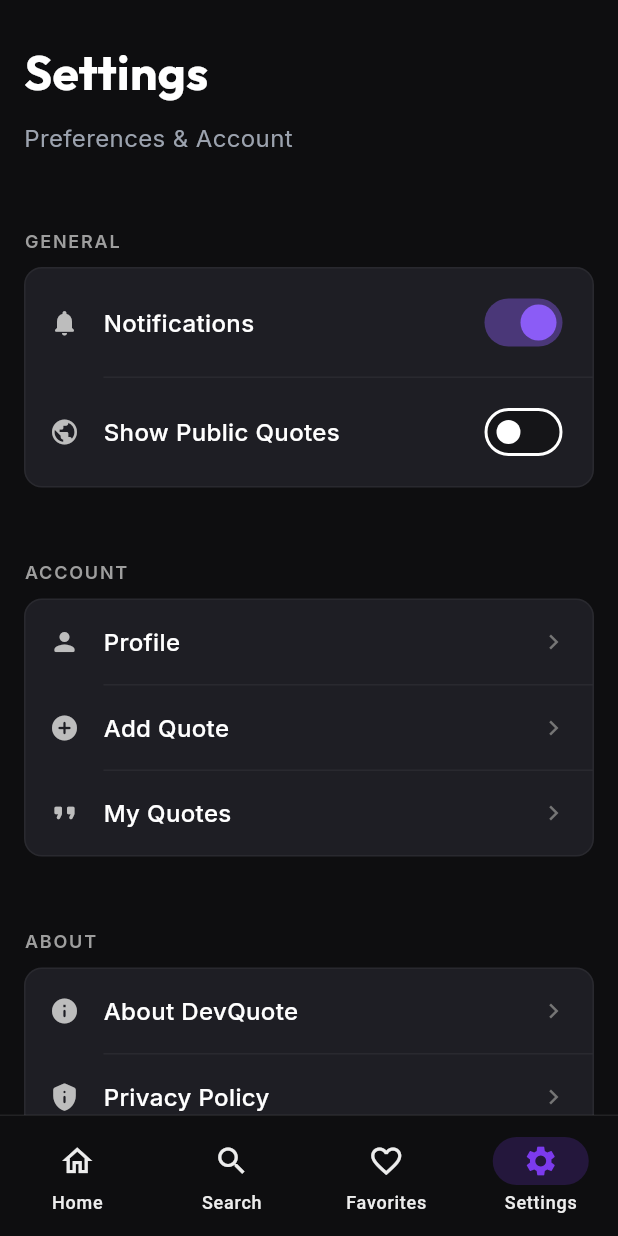
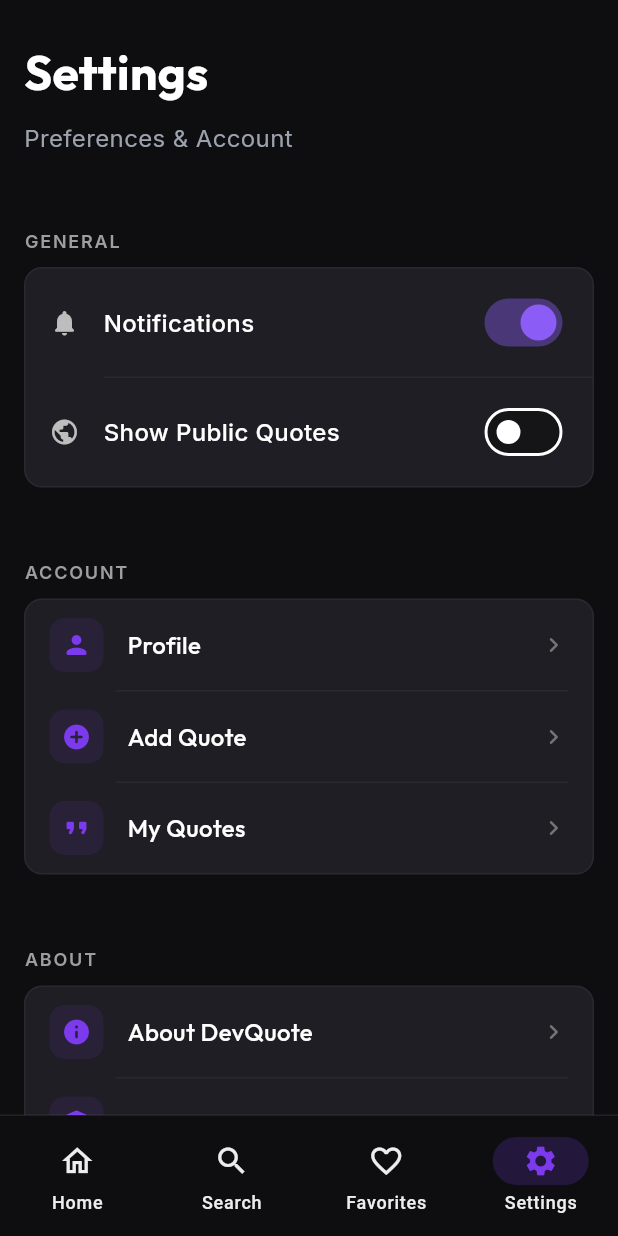
Before and after one commit to devaxissolutions/P11667, a Flutter app: the screen it shows once a user with an empty profile is signed in, item 4 of the bottom bar chosen, on a phone screen of 412 x 824 dp. Run offline on Flutter 3.47's test engine with Material 3 defaults, Android fonts, the phone set to English and light mode, and no system bars; our stand-ins replace cloud_firestore, connectivity_plus, equatable, firebase_auth, firebase_core, firebase_messaging and 9 more; missing offline and left inert: firebase_performance; accounts and stored records are empty; network calls fail.

Commit message:
style(settings): modernize settings tile with subtle borders and icons

```diff
--- a/lib/features/settings/presentation/widgets/settings_tile.dart
+++ b/lib/features/settings/presentation/widgets/settings_tile.dart
@@ -1,5 +1,6 @@
 import 'package:flutter/material.dart';
 import 'package:google_fonts/google_fonts.dart';
+import '../../../../core/theme/colors.dart';
 
 class SettingsTile extends StatelessWidget {
   final IconData icon;
@@ -31,19 +32,26 @@
             onTap: onTap,
             borderRadius: BorderRadius.circular(12),
             child: Padding(
-              padding: const EdgeInsets.symmetric(horizontal: 16, vertical: 16),
+              padding: const EdgeInsets.symmetric(horizontal: 16, vertical: 12),
               child: Row(
                 children: [
-                  Icon(
-                    icon,
-                    size: 20,
-                    color: iconColor ?? Colors.grey[400],
+                   Container(
+                    padding: const EdgeInsets.all(8),
+                    decoration: BoxDecoration(
+                      color: (iconColor ?? AppColors.primary).withOpacity(0.1),
+                      borderRadius: BorderRadius.circular(10),
+                    ),
+                    child: Icon(
+                      icon,
+                      size: 20,
+                      color: iconColor ?? AppColors.primary,
+                    ),
                   ),
                   const SizedBox(width: 16),
                   Expanded(
                     child: Text(
                       title,
-                      style: GoogleFonts.inter(
+                      style: GoogleFonts.outfit(
                         fontSize: 16,
                         fontWeight: FontWeight.w500,
                         color: textColor ?? Colors.white,
@@ -54,7 +62,7 @@
                     trailing!
                   else
                     Icon(
-                      Icons.chevron_right,
+                      Icons.chevron_right_rounded,
                       size: 20,
                       color: Colors.grey[600],
                     ),
@@ -68,7 +76,8 @@
             height: 1,
             thickness: 1,
             color: Colors.white.withOpacity(0.05),
-            indent: 52,
+             indent: 60,
+            endIndent: 16,
           ),
       ],
     );
```
